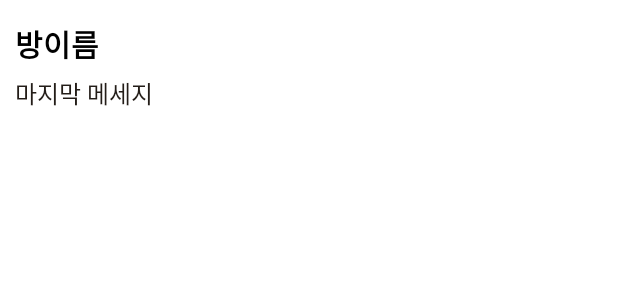
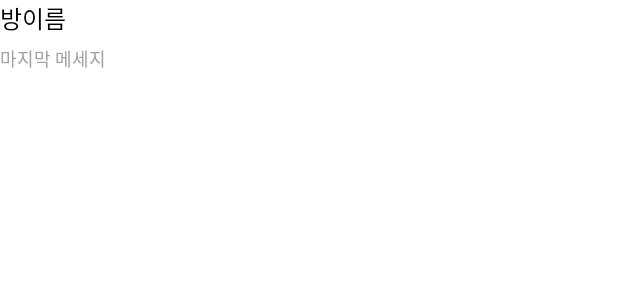
Before and after one commit to ryujisung/dodamdodam, an Android app: the layout item_chatroom.xml on its own in the app's theme, with its tools: preview values and no code run, on a phone screen of 412 x 824 dp. Shown: the top 300 px of the screen. Run offline under Robolectric (Android 15) with nearby library versions, the phone set to English and light mode, and no system bars.

Commit message:
question / chat xml 수정 tree 이미지 올림

```diff
--- a/app/src/main/res/layout/item_chatroom.xml
+++ b/app/src/main/res/layout/item_chatroom.xml
@@ -3,30 +3,30 @@
     xmlns:android="http://schemas.android.com/apk/res/android"
     android:layout_width="match_parent"
     android:layout_height="wrap_content"
-    android:orientation="horizontal"
-    >
+    android:orientation="horizontal">
+
     <LinearLayout
         android:layout_width="match_parent"
         android:layout_height="match_parent"
-        android:orientation="vertical"
-        android:layout_marginTop="4dp">
+        android:orientation="vertical">
 
         <TextView
             android:id="@+id/chat_textview_title"
             android:layout_width="wrap_content"
             android:layout_height="wrap_content"
-            android:layout_marginLeft="10dp"
-            android:layout_marginTop="10dp"
+
             android:text="방이름"
             android:textColor="#000000"
-            android:textSize="20sp"
-            android:textStyle="bold" />
+            android:textSize="16sp" />
+
         <TextView
             android:id="@+id/chat_item_textview_lastmessage"
             android:layout_width="wrap_content"
             android:layout_height="wrap_content"
             android:text="마지막 메세지"
+            android:textSize="12sp"
+            android:textColor="@color/text3"
             android:layout_marginTop="6dp"
-            android:layout_marginLeft="10dp"/>
+            android:layout_marginBottom="28dp"/>
     </LinearLayout>
 </LinearLayout>
```
